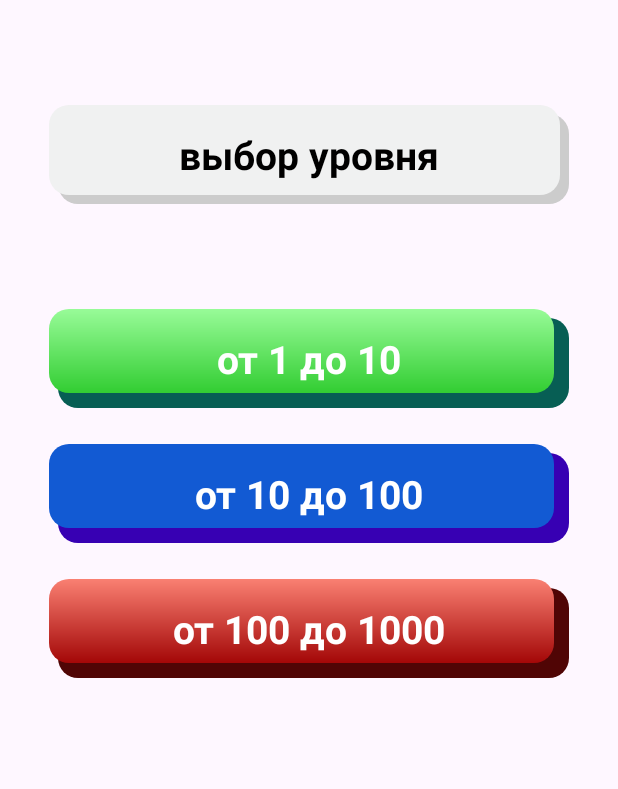
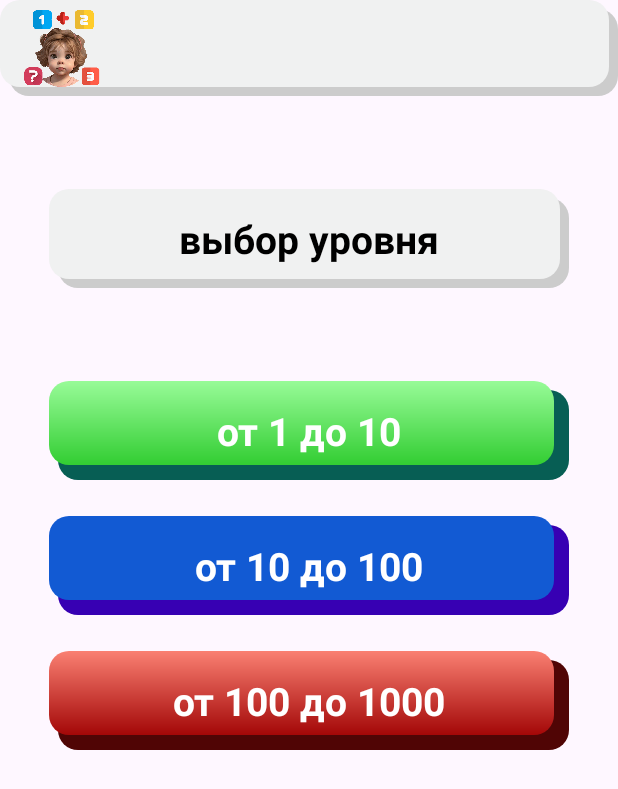
Before and after one commit to IgorAlex777/temp_calculation, an Android app: the screen it shows after launch (MainActivity), on a phone screen of 412 x 824 dp. Shown: the top 789 px of the screen. Run offline under Robolectric (Android 15) with nearby library versions, the light colour scheme and no system bars; our stand-ins replace data binding, sdp/ssp sizes.

Commit message:
функционал databinding промежуточный

```diff
--- a/app/src/main/java/com/cmex/fragmentsandadaptivescreen/domain/Numbers.kt
+++ b/app/src/main/java/com/cmex/fragmentsandadaptivescreen/domain/Numbers.kt
@@ -1,7 +1,5 @@
 package com.cmex.fragmentsandadaptivescreen.domain
 
 data class Numbers(
-    val minSum:Int,
-    val maxSum:Int,
     val listNumbers:List<Int>
 )
--- a/app/src/main/java/com/cmex/fragmentsandadaptivescreen/presentation/MainActivity.kt
+++ b/app/src/main/java/com/cmex/fragmentsandadaptivescreen/presentation/MainActivity.kt
@@ -8,6 +8,7 @@ import com.cmex.fragmentsandadaptivescreen.R
 import com.cmex.fragmentsandadaptivescreen.presentation.fragments.FragmentN1
 
 class MainActivity : AppCompatActivity() {
+
     override fun onCreate(savedInstanceState: Bundle?) {
         super.onCreate(savedInstanceState)
         setContentView(R.layout.activity_main)
--- a/app/src/main/java/com/cmex/fragmentsandadaptivescreen/presentation/fragments/FragmentN1.kt
+++ b/app/src/main/java/com/cmex/fragmentsandadaptivescreen/presentation/fragments/FragmentN1.kt
@@ -95,8 +95,7 @@ class FragmentN1 : Fragment() {
         for(i in 0 until numbers.listNumbers.size){
             listNumbersView[i].text=numbers.listNumbers[i].toString()
         }
-       tvMaxSum.text=numbers.maxSum.toString()
-       tvMinSum.text=numbers.minSum.toString()
+
         Glide.with(this@FragmentN1)
             .load(R.drawable.lera_anim)
             .error(R.drawable.no)
--- a/app/src/main/res/layout/activity_main.xml
+++ b/app/src/main/res/layout/activity_main.xml
@@ -1,15 +1,42 @@
 <?xml version="1.0" encoding="utf-8"?>
 <layout>
-<androidx.fragment.app.FragmentContainerView xmlns:android="http://schemas.android.com/apk/res/android"
+<androidx.constraintlayout.widget.ConstraintLayout xmlns:tools="http://schemas.android.com/tools"
+    xmlns:android="http://schemas.android.com/apk/res/android"
     xmlns:app="http://schemas.android.com/apk/res-auto"
-    xmlns:tools="http://schemas.android.com/tools"
-    android:name="androidx.navigation.fragment.NavHostFragment"
-    app:navGraph="@navigation/main_navigation"
-    app:defaultNavHost="true"
-    android:id="@+id/container"
+
+    android:id="@+id/clContainer"
     android:layout_width="match_parent"
     android:layout_height="match_parent"
     tools:context=".presentation.MainActivity">
 
-</androidx.fragment.app.FragmentContainerView>
+    <androidx.fragment.app.FragmentContainerView
+        android:id="@+id/container"
+        android:name="androidx.navigation.fragment.NavHostFragment"
+        app:navGraph="@navigation/main_navigation"
+        app:defaultNavHost="true"
+        android:layout_width="0dp"
+        android:layout_height="0dp"
+        app:layout_constraintBottom_toBottomOf="parent"
+        app:layout_constraintEnd_toEndOf="parent"
+        app:layout_constraintStart_toStartOf="parent"
+        app:layout_constraintTop_toBottomOf="@+id/tbMain" />
+
+    <androidx.appcompat.widget.Toolbar
+        android:id="@+id/tbMain"
+        android:layout_width="0dp"
+        android:layout_height="wrap_content"
+        android:background="@drawable/fon_main"
+        android:minHeight="?attr/actionBarSize"
+        android:theme="?attr/actionBarTheme"
+        app:layout_constraintEnd_toEndOf="parent"
+        app:layout_constraintStart_toStartOf="parent"
+        app:layout_constraintTop_toTopOf="parent">
+        <ImageView
+            android:layout_width="@dimen/_40sdp"
+            android:layout_height="@dimen/_40sdp"
+
+            android:src="@drawable/lera_anim"
+            />
+    </androidx.appcompat.widget.Toolbar>
+</androidx.constraintlayout.widget.ConstraintLayout>
 </layout>
--- a/app/src/main/res/layout/fragment_n1.xml
+++ b/app/src/main/res/layout/fragment_n1.xml
@@ -13,6 +13,7 @@
         android:layout_width="0dp"
         android:layout_height="0dp"
         android:src="@drawable/lera_small"
+
         app:layout_constraintBottom_toTopOf="@+id/guidelineTop1"
         app:layout_constraintDimensionRatio="1:1"
         app:layout_constraintEnd_toEndOf="parent"
--- a/app/src/main/res/layout/fragment_result.xml
+++ b/app/src/main/res/layout/fragment_result.xml
@@ -32,7 +32,7 @@
         android:layout_marginStart="@dimen/_25sdp"
         android:layout_marginEnd="@dimen/_25sdp"
         android:background="@drawable/fon_max"
-        android:text="@{resultData.maxString}"
+        app:setTextToMaxResult="@{resultData.listSum}"
         android:theme="@style/styleLevelText"
         app:layout_constraintBottom_toTopOf="@+id/guidelineBottom"
         app:layout_constraintEnd_toEndOf="parent"
@@ -46,7 +46,7 @@
         android:layout_height="wrap_content"
         android:layout_marginTop="@dimen/_25sdp"
         android:background="@drawable/fon_min"
-        android:text="@{resultData.minString}"
+         app:setTextToMinResult="@{resultData.listSum}"
         android:theme="@style/styleLevelText"
         app:layout_constraintEnd_toEndOf="@+id/tvSumMax"
         app:layout_constraintStart_toStartOf="@+id/tvSumMax"
--- a/app/src/main/res/values/strings.xml
+++ b/app/src/main/res/values/strings.xml
@@ -6,6 +6,6 @@
     <string name="_1_10">от 1 до 10</string>
     <string name="_10_100">от 10 до 100</string>
     <string name="_100_1000">от 100 до 1000</string>
-    <string name="minSum_result">минимальная сумма %04d</string>
-    <string name="maxSum_result">максимальная сумма %04d</string>
+    <string name="minSum_result">минимальная сумма %4d</string>
+    <string name="maxSum_result">максимальная сумма %4d</string>
 </resources>
```
Also changed, not shown: app/src/main/java/com/cmex/fragmentsandadaptivescreen/data/RepositoryImpl.kt (+4 -9 lines), app/src/main/java/com/cmex/fragmentsandadaptivescreen/domain/Result.kt (+2 -8 lines), app/src/main/java/com/cmex/fragmentsandadaptivescreen/presentation/BindingAdapter.kt (added, +27 -0 lines), app/src/main/java/com/cmex/fragmentsandadaptivescreen/presentation/ViewModelNumbers.kt (+25 -8 lines).
